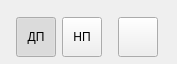
alexvrn/rmo, file ui/SettingRightPanel.ui: the form before one commit.
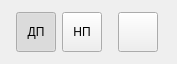
The form after the commit. Icons and pictures are not drawn.

Commit message: icon for exit button

```diff
--- a/ui/SettingRightPanel.ui
+++ b/ui/SettingRightPanel.ui
@@ -28,7 +28,7 @@
      <property name="maximumSize">
       <size>
        <width>40</width>
-       <height>30</height>
+       <height>40</height>
       </size>
      </property>
      <property name="text">
@@ -53,7 +53,7 @@
      <property name="maximumSize">
       <size>
        <width>40</width>
-       <height>30</height>
+       <height>40</height>
       </size>
      </property>
      <property name="text">
@@ -91,7 +91,7 @@
      <property name="maximumSize">
       <size>
        <width>40</width>
-       <height>30</height>
+       <height>40</height>
       </size>
      </property>
      <property name="text">
```
Left out of the diff: 3 changed lines with no effect on the pictures. The commit also changes 4 other files.
